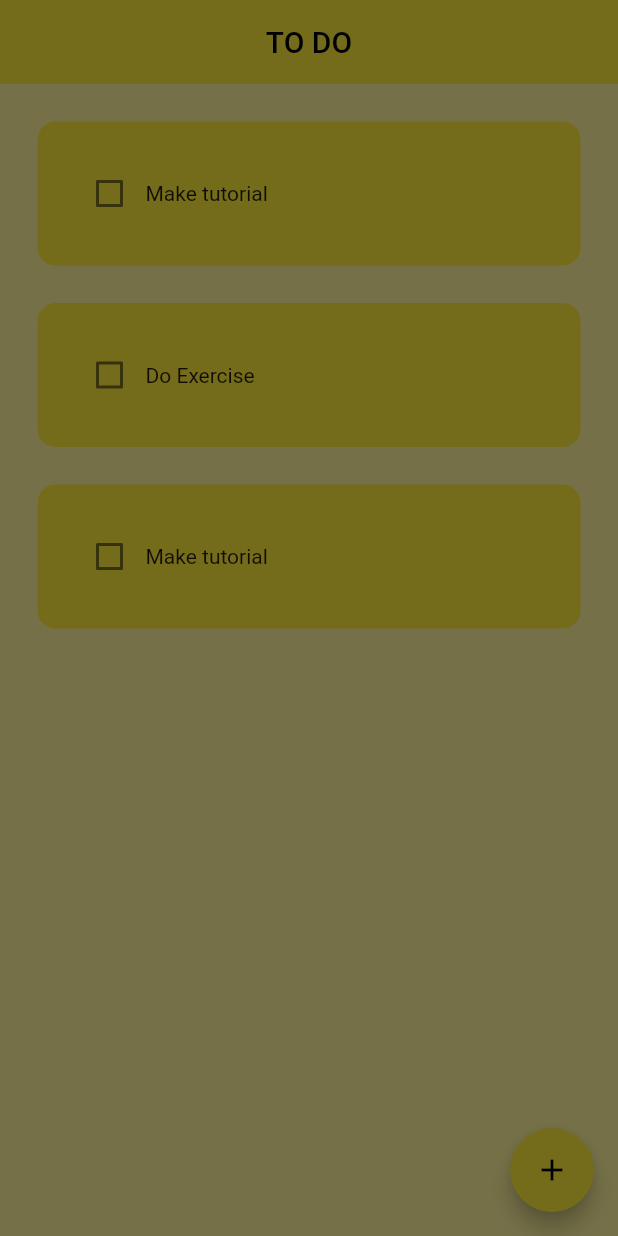
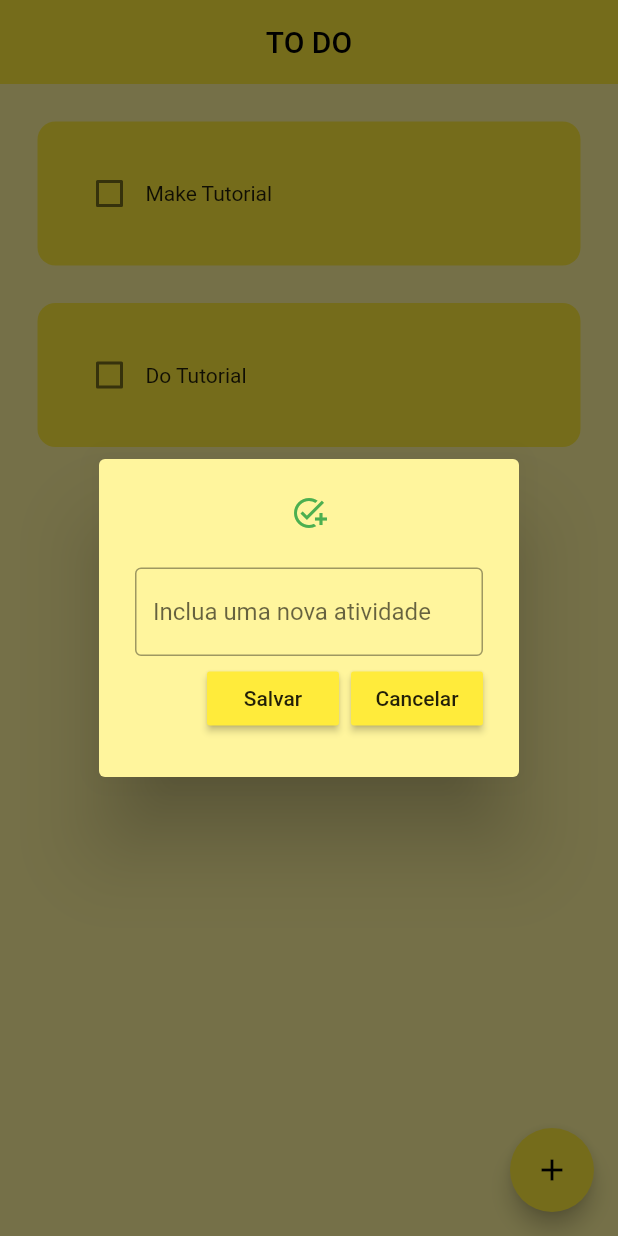
Before and after one commit to mayaragualberto/to-do-app-flutter, a Flutter app: the screen it shows after launch, after a tap on the "add" icon, on a phone screen of 412 x 824 dp. Run offline on Flutter 3.47's test engine with Material 2 defaults, Android fonts, the phone set to English and light mode, and no system bars; drawn by our look-alikes of flutter_slidable; our stand-ins replace hive_flutter; accounts and stored records are empty.

Commit message:
finalizado

```diff
--- /dev/null
+++ b/to_do_app/lib/data/database.dart
@@ -0,0 +1,27 @@
+import 'package:hive_flutter/hive_flutter.dart';
+
+class ToDoDataBase {
+  // lista das tarefas a serem feitas
+  List toDoList = [];
+
+  // referência a box
+  final _myBox = Hive.box('mybox');
+
+  // rodar esse método sempre que abrir o aplicativo
+  void createInitialData() {
+    toDoList = [
+      ["Make Tutorial", false],
+      ["Do Tutorial", false],
+    ];
+  }
+
+  // carregar os dados do database
+  void loadData() {
+    toDoList = _myBox.get("TODOLIST");
+  }
+
+  // atualizar a database
+  void updateDataBase() {
+    _myBox.put("TODOLIST", toDoList);
+  }
+}
--- a/to_do_app/lib/main.dart
+++ b/to_do_app/lib/main.dart
@@ -1,7 +1,14 @@
 import 'package:flutter/material.dart';
+import 'package:hive_flutter/hive_flutter.dart';
 import 'package:to_do_app/pages/home_page.dart';
 
-void main() {
+void main() async {
+  // iniciar hive
+  await Hive.initFlutter();
+
+  // abrir a box
+  var box = await Hive.openBox("mybox");
+
   runApp(const MyApp());
 }
 
--- a/to_do_app/lib/pages/home_page.dart
+++ b/to_do_app/lib/pages/home_page.dart
@@ -1,5 +1,8 @@
 import 'package:flutter/material.dart';
+import 'package:hive_flutter/hive_flutter.dart';
 import 'package:to_do_app/util/todo_tile.dart';
+import 'package:to_do_app/util/dialog_box.dart';
+import 'package:to_do_app/data/database.dart';
 
 class HomePage extends StatefulWidget {
   const HomePage({super.key});
@@ -9,25 +12,64 @@ class HomePage extends StatefulWidget {
 }
 
 class _HomePageState extends State<HomePage> {
-  List toDoList = [
-    ["Make tutorial", false],
-    ["Do Exercise", false],
-    ["Make tutorial", false],
-  ];
+  // referência para a box hive
+  final _myBox = Hive.box('mybox');
+  ToDoDataBase db = ToDoDataBase();
 
+  @override
+  void initState() {
+    // se é a primeira vez abrindo o app, então cria o armazenamento padrão
+    if (_myBox.get("TODOLIST") == null) {
+      db.createInitialData();
+    } else {
+      // caso já exista dados armazenados
+      db.loadData();
+    }
+
+    super.initState();
+  }
+
+  // controller do texto
+  final _controller = TextEditingController();
+
+  // checkbox marcado
   void checkBoxChanged(bool? value, int index) {
     setState(() {
-      toDoList[index][1] = !toDoList[index][1];
+      db.toDoList[index][1] = !db.toDoList[index][1];
     });
+    db.updateDataBase();
   }
 
+  // salvar uma nova atividade
+  void saveNewTask() {
+    setState(() {
+      db.toDoList.add([_controller.text, false]);
+      _controller.clear();
+    });
+    Navigator.of(context).pop();
+    db.updateDataBase();
+  }
+
+  // criar uma nova atvidade
   void createNewTask() {
     showDialog(
       context: context,
       builder: (context) {
-        return const AlertDialog();
+        return DialogBox(
+          controller: _controller,
+          onSave: saveNewTask,
+          onCancel: () => Navigator.of(context).pop(),
+        );
       },
     );
+  }
+
+  // deletar uma atividade
+  void deleteTask(int index) {
+    setState(() {
+      db.toDoList.removeAt(index);
+    });
+    db.updateDataBase();
   }
 
   @override
@@ -43,12 +85,13 @@ class _HomePageState extends State<HomePage> {
         child: const Icon(Icons.add),
       ),
       body: ListView.builder(
-        itemCount: toDoList.length,
+        itemCount: db.toDoList.length,
         itemBuilder: (context, index) {
           return ToDoTile(
-            taskName: toDoList[index][0],
-            taskCompleted: toDoList[index][1],
+            taskName: db.toDoList[index][0],
+            taskCompleted: db.toDoList[index][1],
             onChanged: (value) => checkBoxChanged(value, index),
+            deleteFunction: (context) => deleteTask(index),
           );
         },
       ),
--- /dev/null
+++ b/to_do_app/lib/util/dialog_box.dart
@@ -0,0 +1,51 @@
+import 'package:flutter/material.dart';
+import 'package:to_do_app/util/my_button.dart';
+
+class DialogBox extends StatelessWidget {
+  final controller;
+
+  VoidCallback onSave;
+  VoidCallback onCancel;
+
+  DialogBox({
+    super.key,
+    required this.controller,
+    required this.onSave,
+    required this.onCancel,
+  });
+
+  @override
+  Widget build(BuildContext context) {
+    return AlertDialog(
+      backgroundColor: Colors.yellow[200],
+      icon: const Icon(
+        Icons.add_task,
+        color: Colors.green,
+      ),
+      content: Container(
+          height: 120,
+          child: Column(
+            mainAxisAlignment: MainAxisAlignment.spaceEvenly,
+            children: [
+              TextField(
+                controller: controller,
+                decoration: const InputDecoration(
+                  border: OutlineInputBorder(),
+                  hintText: "Inclua uma nova atividade",
+                ),
+              ),
+              Row(
+                mainAxisAlignment: MainAxisAlignment.end,
+                children: [
+                  // botão de salvar
+                  MyButton(text: "Salvar", onPressed: onSave),
+                  const SizedBox(width: 8),
+                  // botão de fechar
+                  MyButton(text: "Cancelar", onPressed: onCancel),
+                ],
+              ),
+            ],
+          )),
+    );
+  }
+}
--- /dev/null
+++ b/to_do_app/lib/util/my_button.dart
@@ -0,0 +1,20 @@
+import 'package:flutter/material.dart';
+
+class MyButton extends StatelessWidget {
+  final String text;
+  final VoidCallback onPressed;
+  const MyButton({
+    super.key,
+    required this.text,
+    required this.onPressed,
+  });
+
+  @override
+  Widget build(BuildContext context) {
+    return MaterialButton(
+      onPressed: onPressed,
+      color: Theme.of(context).primaryColor,
+      child: Text(text),
+    );
+  }
+}
--- a/to_do_app/lib/util/todo_tile.dart
+++ b/to_do_app/lib/util/todo_tile.dart
@@ -1,21 +1,36 @@
 import 'package:flutter/material.dart';
+import 'package:flutter_slidable/flutter_slidable.dart';
 
 class ToDoTile extends StatelessWidget {
   final String taskName;
   final bool taskCompleted;
   final Function(bool?)? onChanged;
+  final Function(BuildContext)? deleteFunction;
 
   const ToDoTile({
     super.key,
     required this.taskName,
     required this.taskCompleted,
     required this.onChanged,
+    required this.deleteFunction,
   });
 
   @override
   Widget build(BuildContext context) {
     return Padding(
       padding: const EdgeInsets.only(left: 25.0, right: 25.0, top: 25.0),
+      child: Slidable(
+        endActionPane: ActionPane(
+          motion: const StretchMotion(),
+          children: [
+            SlidableAction(
+              onPressed: deleteFunction,
+              icon: Icons.delete,
+              backgroundColor: Colors.red.shade300,
+              borderRadius: BorderRadius.circular(12),
+            )
+          ],
+        ),
         child: Container(
           padding: const EdgeInsets.all(24),
           decoration: BoxDecoration(
@@ -40,6 +55,7 @@ class ToDoTile extends StatelessWidget {
             ],
           ),
         ),
+      ),
     );
   }
 }
```
Also changed, not shown: to_do_app/pubspec.yaml (+7 -4 lines), to_do_app/pubspec.lock. Lines whose indentation alone changed are shown as unchanged.
